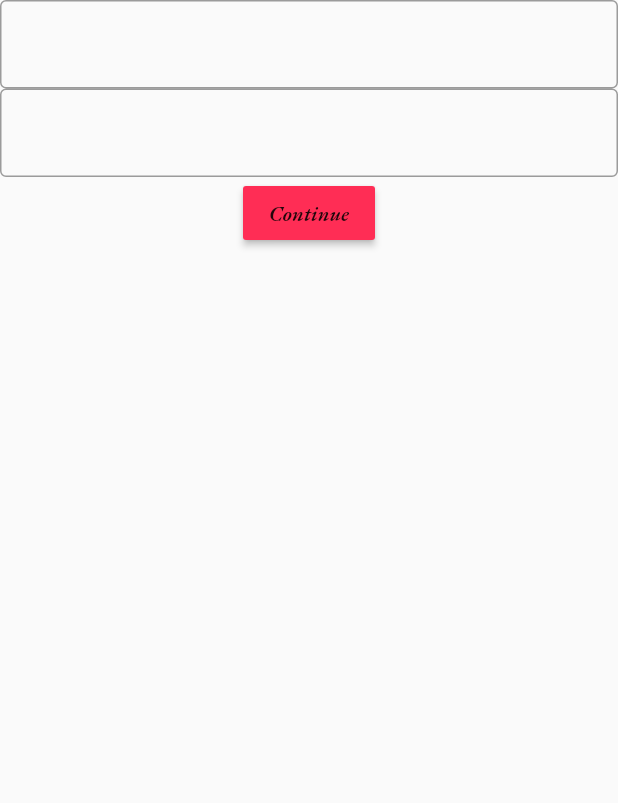
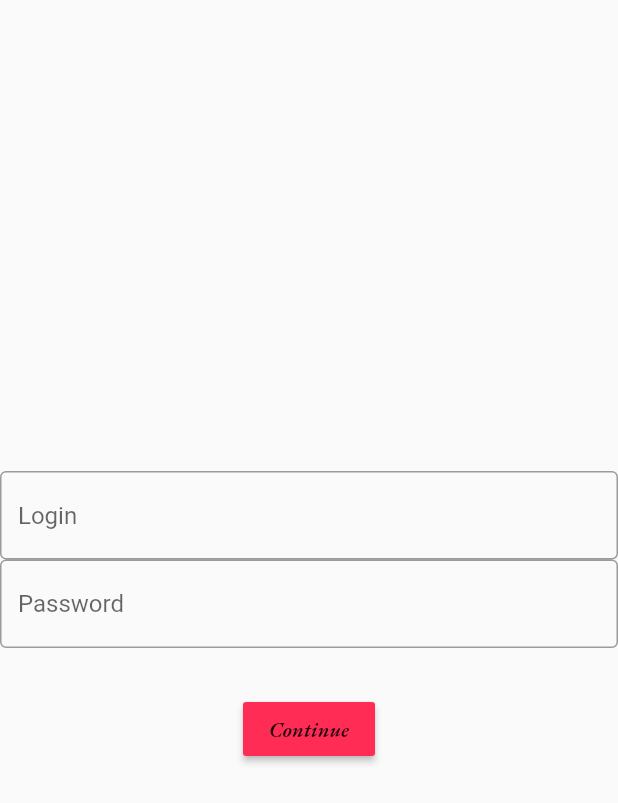
Before and after one commit to KingNedalord/city, a Flutter app: the screen it shows after launch, after a tap on "Continue", on a phone screen of 412 x 824 dp. Shown: the top 803 px of the screen. Run offline on Flutter 3.47's test engine with Material 2 defaults, Android fonts, the phone set to English and light mode, and no system bars; our stand-ins replace shared_preferences; missing offline and left inert: dart:js; network calls fail.

Commit message:
git init

```diff
--- a/lib/cities.dart
+++ b/lib/cities.dart
@@ -1,7 +1,9 @@
+import 'package:flutter/material.dart';
+
 class HistoricalCities{
   String image;
   String name;
-  String route;
+  Widget route;
   String content;
 
   HistoricalCities({required this.image,required  this.name,required  this.route,required  this.content});
--- a/lib/main.dart
+++ b/lib/main.dart
@@ -1,26 +1,20 @@
 import 'dart:js';
 
 import 'package:city/bukhara.dart';
-import 'package:city/cities.dart';
-import 'package:city/main.dart';
 import 'package:city/main_page.dart';
 import 'package:city/registration.dart';
 import 'package:city/samarkand.dart';
 import 'package:flutter/material.dart';
 import 'package:shared_preferences/shared_preferences.dart';
 
+
 late SharedPreferences prefs;
-void main() async{
+void main() async {
   WidgetsFlutterBinding.ensureInitialized();
   prefs = await SharedPreferences.getInstance();
   bool isLogged = await prefs.getBool("isLogged") ?? false;
   runApp(MaterialApp(
-    home: isLogged == true ? MyApp():Registration_Form(),
-    routes: {
-      "/": (context) => MyApp(),
-      "/b": (context) => Bukhara(),
-      "/s": (context) => Samarkand()
-    },
+    home: isLogged == true ? MyApp() : Registration_Form(),
     debugShowCheckedModeBanner: false,
   ));
 }
--- a/lib/registration.dart
+++ b/lib/registration.dart
@@ -25,23 +25,26 @@ class _Registration_FormState extends State<Registration_Form> {
   Widget build(BuildContext context) {
     return Scaffold(
       body: Column(
+        mainAxisAlignment: MainAxisAlignment.center,
         children: [
+
           TextField(
             decoration: InputDecoration(
-              border: OutlineInputBorder(),
-            ),
+                border: OutlineInputBorder(), hintText: "Login"),
             controller: login_cont,
           ),
           TextField(
             decoration: InputDecoration(
-              border: OutlineInputBorder(),
-            ),
+                border: OutlineInputBorder(), hintText: "Password "),
             controller: password_cont,
+          ),
+          SizedBox(
+            height: 30,
           ),
           MaterialButton(
               onPressed: () {
-                if (login_cont == real_login &&
-                    password_cont == real_password) {
+                if (login_cont.text == real_login &&
+                    password_cont.text == real_password) {
                   write();
                   Navigator.push(
                       context, MaterialPageRoute(builder: (_) => MyApp()));
```
Also changed, not shown: lib/main_page.dart (+5 -3 lines).
